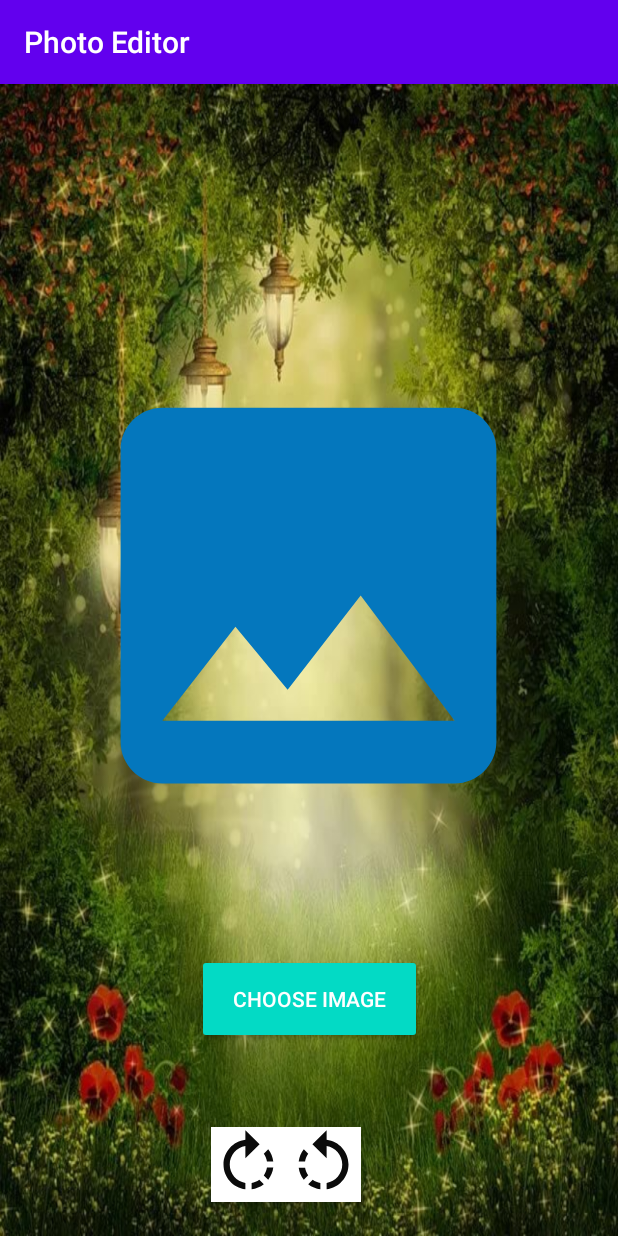
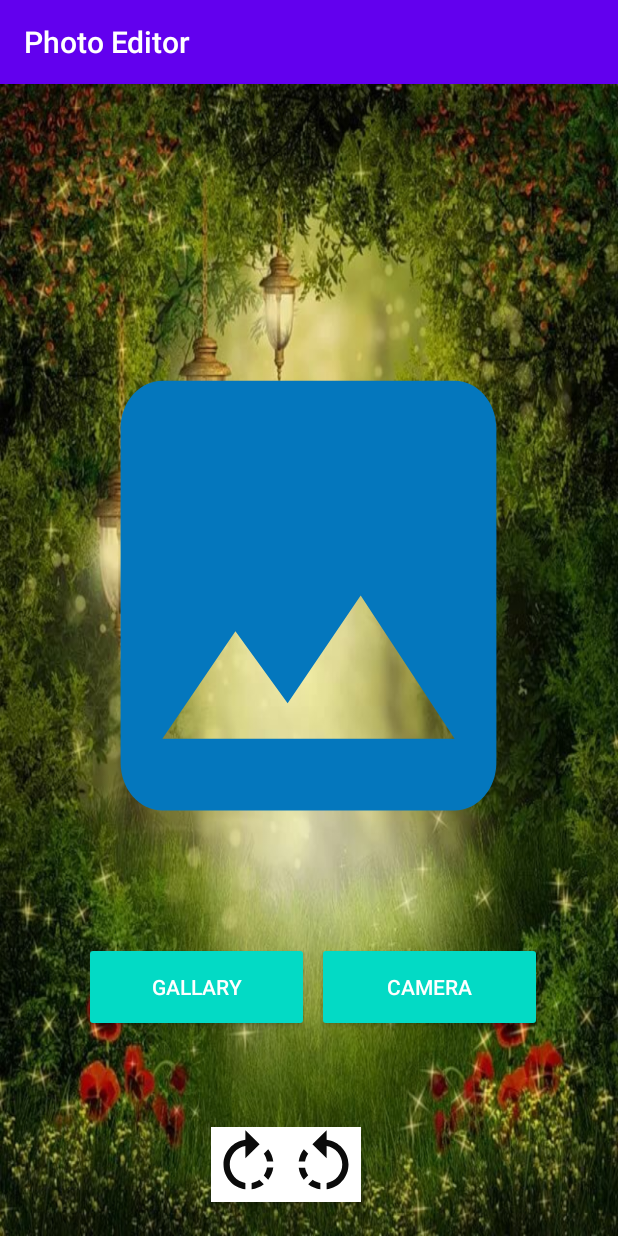
Before and after one commit to KeyJLees/mobilka, an Android app: the screen it shows after launch (MainActivity), on a phone screen of 412 x 824 dp. Run offline under Robolectric (Android 15) with nearby library versions, the phone set to English and light mode, and no system bars; 2 statements that could not run were skipped.

Commit message:
камера готова

```diff
--- a/MyApplication2/app/build.gradle
+++ b/MyApplication2/app/build.gradle
@@ -33,4 +33,5 @@ dependencies {
     testImplementation 'junit:junit:4.12'
     androidTestImplementation 'androidx.test.ext:junit:1.1.1'
     androidTestImplementation 'androidx.test.espresso:espresso-core:3.2.0'
+    implementation 'com.karumi:dexter:5.0.0'
 }
--- a/MyApplication2/app/src/main/AndroidManifest.xml
+++ b/MyApplication2/app/src/main/AndroidManifest.xml
@@ -7,6 +7,8 @@
         android:name="android.permission.READ_EXTERNAL_STORAGE" />
     <uses-permission
         android:name="android.permission.WRITE_EXTERNAL_STORAGE" />
+    <uses-permission
+        android:name="android.permission.CAMERA" />
 
     <application
         android:allowBackup="true"
@@ -18,7 +20,6 @@
         <activity android:name=".MainActivity">
             <intent-filter>
                 <action android:name="android.intent.action.MAIN" />
-
                 <category android:name="android.intent.category.LAUNCHER" />
             </intent-filter>
         </activity>
--- a/MyApplication2/app/src/main/res/layout-v23/activity_main.xml
+++ b/MyApplication2/app/src/main/res/layout-v23/activity_main.xml
@@ -17,6 +17,7 @@
         android:layout_height="382dp"
         android:layout_gravity="center"
         android:layout_marginTop="150dp"
+        android:scaleType="fitXY"
         android:contentDescription="@string/desc"
         android:src="@drawable/ic_image_black_24dp"
         app:layout_constraintEnd_toEndOf="parent"
@@ -27,17 +28,33 @@
         android:layout_height="163dp">
 
         <Button
+            android:id="@+id/img_pick_btn2"
+            style="@style/Base.Widget.AppCompat.Button.Colored"
+            android:layout_width="150dp"
+            android:layout_height="60dp"
+            android:layout_gravity="center_horizontal"
+            android:layout_marginTop="40dp"
+            android:text="camera"
+            app:layout_constraintEnd_toEndOf="parent"
+            app:layout_constraintHorizontal_bias="0.067"
+            app:layout_constraintStart_toEndOf="@+id/img_pick_btn"
+            app:layout_constraintTop_toTopOf="parent"
+            tools:ignore="HardcodedText" />
+
+        <Button
             android:id="@+id/img_pick_btn"
             style="@style/Base.Widget.AppCompat.Button.Colored"
             android:layout_width="150dp"
             android:layout_height="60dp"
             android:layout_gravity="center_horizontal"
-            android:layout_marginTop="48dp"
-            android:text="Choose Image"
+            android:layout_marginTop="40dp"
+            android:text="gallary"
             app:layout_constraintEnd_toEndOf="parent"
+            app:layout_constraintHorizontal_bias="0.261"
             app:layout_constraintStart_toStartOf="parent"
             app:layout_constraintTop_toTopOf="parent"
             tools:ignore="HardcodedText" />
+
     </androidx.constraintlayout.widget.ConstraintLayout>
 
     <LinearLayout
```
Also changed, not shown: MyApplication2/app/src/main/java/com/example/myapplication/MainActivity.kt (+48 -17 lines).
